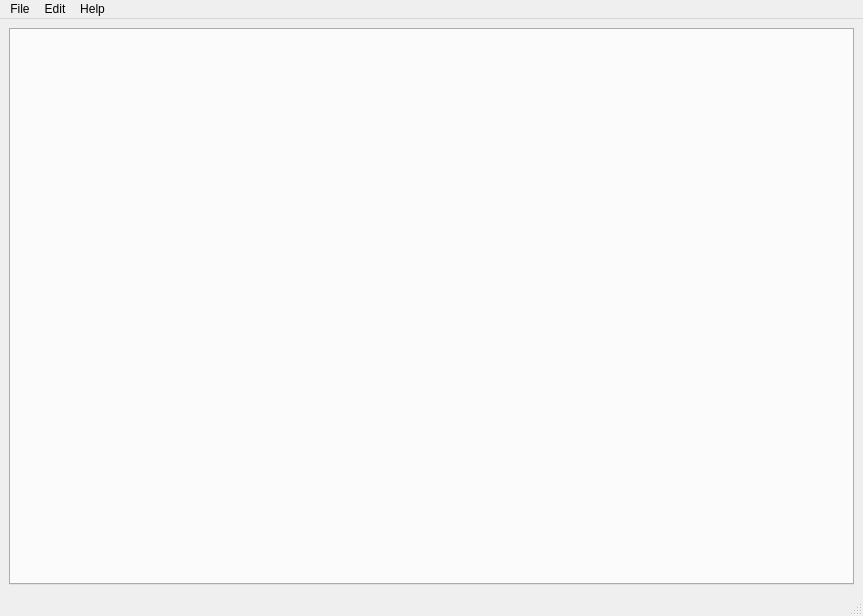
Above: forms/mainWindow.ui from kpicul/OceanEdit-python before the change. Below: the same form after it.
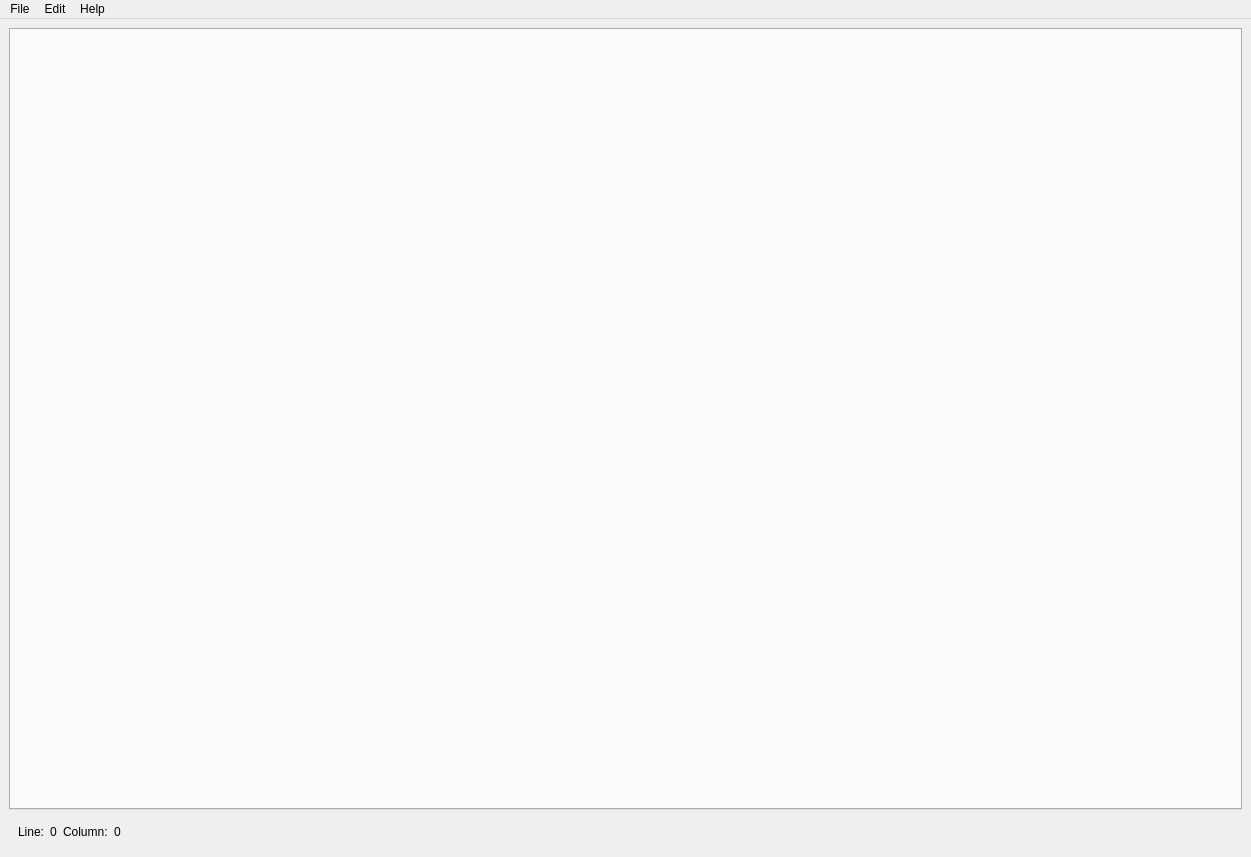
That is the form after the change.

Commit message: Adding status bar info.

What changed in the file:
```diff
--- a/forms/mainWindow.ui
+++ b/forms/mainWindow.ui
@@ -6,22 +6,98 @@
    <rect>
     <x>0</x>
     <y>0</y>
-    <width>863</width>
-    <height>616</height>
+    <width>1251</width>
+    <height>857</height>
    </rect>
   </property>
   <property name="windowTitle">
    <string>MainWindow</string>
   </property>
   <widget class="QWidget" name="centralwidget">
-   <layout class="QGridLayout" name="gridLayout">
-    <item row="0" column="0">
+   <layout class="QVBoxLayout" name="verticalLayout">
+    <item>
      <widget class="QTabWidget" name="editorTabs">
       <property name="currentIndex">
        <number>-1</number>
       </property>
      </widget>
     </item>
+    <item alignment="Qt::AlignLeft">
+     <widget class="QWidget" name="widget" native="true">
+      <property name="sizePolicy">
+       <sizepolicy hsizetype="Preferred" vsizetype="Preferred">
+        <horstretch>0</horstretch>
+        <verstretch>0</verstretch>
+       </sizepolicy>
+      </property>
+      <property name="minimumSize">
+       <size>
+        <width>0</width>
+        <height>20</height>
+       </size>
+      </property>
+      <property name="autoFillBackground">
+       <bool>false</bool>
+      </property>
+      <layout class="QHBoxLayout" name="horizontalLayout">
+       <item>
+        <widget class="QLabel" name="label">
+         <property name="sizePolicy">
+          <sizepolicy hsizetype="Minimum" vsizetype="Preferred">
+           <horstretch>0</horstretch>
+           <verstretch>0</verstretch>
+          </sizepolicy>
+         </property>
+         <property name="maximumSize">
+          <size>
+           <width>35</width>
+           <height>16777215</height>
+          </size>
+         </property>
+         <property name="text">
+          <string>Line:</string>
+         </property>
+        </widget>
+       </item>
+       <item>
+        <widget class="QLabel" name="lineCountLabel">
+         <property name="maximumSize">
+          <size>
+           <width>15</width>
+           <height>16777215</height>
+          </size>
+         </property>
+         <property name="contextMenuPolicy">
+          <enum>Qt::CustomContextMenu</enum>
+         </property>
+         <property name="text">
+          <string>0</string>
+         </property>
+        </widget>
+       </item>
+       <item>
+        <widget class="QLabel" name="label_2">
+         <property name="minimumSize">
+          <size>
+           <width>40</width>
+           <height>0</height>
+          </size>
+         </property>
+         <property name="text">
+          <string>Column:</string>
+         </property>
+        </widget>
+       </item>
+       <item>
+        <widget class="QLabel" name="columnCountLabel">
+         <property name="text">
+          <string>0</string>
+         </property>
+        </widget>
+       </item>
+      </layout>
+     </widget>
+    </item>
    </layout>
   </widget>
   <widget class="QMenuBar" name="menubar">
@@ -29,7 +105,7 @@
     <rect>
      <x>0</x>
      <y>0</y>
-     <width>863</width>
+     <width>1251</width>
      <height>19</height>
     </rect>
    </property>
@@ -62,7 +138,6 @@
    <addaction name="menuEdit"/>
    <addaction name="menuHelp"/>
   </widget>
-  <widget class="QStatusBar" name="statusbar"/>
   <action name="actionOpen">
    <property name="text">
     <string>Open</string>
```
The commit also changes 2 other files.
